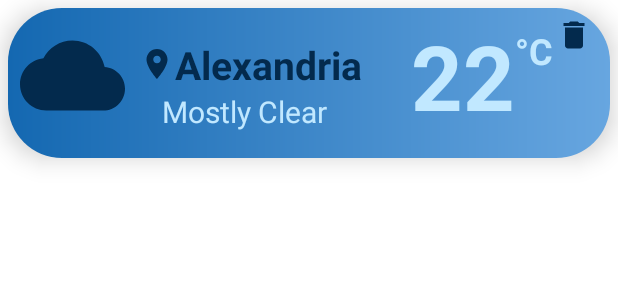
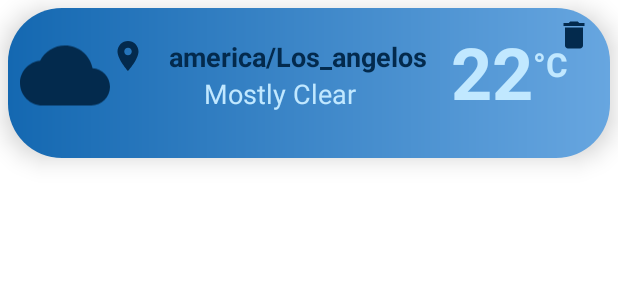
Before and after one commit to saraeltlt/MyWeatherApp, an Android app: the layout card_fav.xml on its own in the app's theme, with its tools: preview values and no code run, on a phone screen of 412 x 824 dp. Shown: the top 300 px of the screen. Run offline under Robolectric (Android 15) with nearby library versions, the phone set to English and light mode, and no system bars.

Commit message:
room implmentation

```diff
--- a/app/build.gradle
+++ b/app/build.gradle
@@ -2,7 +2,7 @@ plugins {
     id 'com.android.application'
     id 'org.jetbrains.kotlin.android'
     id 'kotlin-kapt'
-    id 'androidx.navigation.safeargs.kotlin' version '2.5.3'
+    id 'androidx.navigation.safeargs.kotlin'
     id 'com.google.android.libraries.mapsplatform.secrets-gradle-plugin'
     id("kotlin-parcelize")
 
--- a/app/src/main/res/layout/card_fav.xml
+++ b/app/src/main/res/layout/card_fav.xml
@@ -32,12 +32,12 @@
             android:id="@+id/layout_fav"
             android:layout_width="match_parent"
             android:layout_height="match_parent"
-            android:onClick="@{()->action.onFavClick(forecast)}"
-            android:background="@drawable/gradient_card_bg">
+            android:background="@drawable/gradient_card_bg"
+            android:onClick="@{()->action.onFavClick(forecast)}">
 
             <ImageView
                 android:id="@+id/imageView"
-                android:layout_width="70dp"
+                android:layout_width="60dp"
                 android:layout_height="0dp"
                 android:layout_marginStart="8dp"
                 android:layout_marginBottom="10dp"
@@ -53,24 +53,27 @@
                 android:layout_height="wrap_content"
                 android:layout_marginTop="6dp"
                 android:layout_marginEnd="12dp"
+                android:background="@android:color/transparent"
                 android:onClick="@{()->action.onDeleteClick(forecast)}"
-                android:background="@android:color/transparent"
                 app:layout_constraintEnd_toEndOf="parent"
                 app:layout_constraintTop_toTopOf="parent"
                 app:srcCompat="@drawable/delete" />
 
             <TextView
                 android:id="@+id/text_location"
-                android:layout_width="wrap_content"
+                android:layout_width="0dp"
                 android:layout_height="wrap_content"
-                android:layout_marginStart="8dp"
                 android:layout_marginTop="20dp"
                 android:drawableLeft="@drawable/location_navy"
-                android:text="Alexandria"
+                android:gravity="center"
+                android:inputType="textMultiLine|textImeMultiLine"
+                android:text="america/Los_angelos"
                 android:textColor="@color/navy"
-                android:textSize="26sp"
+                android:textSize="18sp"
                 android:textStyle="bold"
                 app:layout_constraintEnd_toEndOf="@+id/text_desc"
+                app:layout_constraintEnd_toStartOf="@+id/text_tempNum"
+                app:layout_constraintStart_toEndOf="@+id/imageView"
                 app:layout_constraintStart_toStartOf="@+id/text_desc"
                 app:layout_constraintTop_toTopOf="parent" />
 
@@ -78,11 +81,11 @@
                 android:id="@+id/text_tempUnits"
                 android:layout_width="wrap_content"
                 android:layout_height="wrap_content"
-                android:layout_marginEnd="38dp"
-                android:layout_marginBottom="55dp"
+                android:layout_marginEnd="28dp"
+                android:layout_marginBottom="48dp"
                 android:text="°C"
                 android:textColor="@color/light_xl_blue"
-                android:textSize="24sp"
+                android:textSize="22sp"
                 android:textStyle="bold"
                 app:layout_constraintBottom_toBottomOf="parent"
                 app:layout_constraintEnd_toEndOf="parent" />
@@ -91,11 +94,11 @@
                 android:id="@+id/text_tempNum"
                 android:layout_width="wrap_content"
                 android:layout_height="wrap_content"
-                android:layout_marginTop="-10dp"
+                android:layout_marginTop="-15dp"
                 android:fontFamily="sans-serif"
                 android:text="22"
                 android:textColor="@color/light_xl_blue"
-                android:textSize="60sp"
+                android:textSize="48sp"
                 android:textStyle="bold"
                 app:layout_constraintBottom_toBottomOf="parent"
                 app:layout_constraintEnd_toStartOf="@+id/text_tempUnits"
@@ -103,14 +106,14 @@
 
             <TextView
                 android:id="@+id/text_desc"
-                android:layout_width="wrap_content"
+                android:layout_width="0dp"
                 android:layout_height="wrap_content"
-                android:layout_marginStart="46dp"
+                android:gravity="center"
                 android:text="Mostly Clear"
                 android:textColor="@color/light_xl_blue"
-                android:textSize="20sp"
+                android:textSize="18sp"
                 app:layout_constraintEnd_toStartOf="@+id/text_tempNum"
-                app:layout_constraintStart_toStartOf="parent"
+                app:layout_constraintStart_toEndOf="@+id/imageView"
                 app:layout_constraintTop_toBottomOf="@+id/text_location" />
 
         </androidx.constraintlayout.widget.ConstraintLayout>
```
Also changed, not shown: app/src/main/java/com/example/myweatherapp/DetailsFragment.kt (+49 -2 lines), app/src/main/java/com/example/myweatherapp/favourite/favView/FavoriteFragment.kt (+10 -0 lines), app/src/main/java/com/example/myweatherapp/model/Forecast.kt (+5 -5 lines), app/src/main/res/layout/fragment_details.xml (+12 -2 lines), build.gradle (+11 -0 lines).
